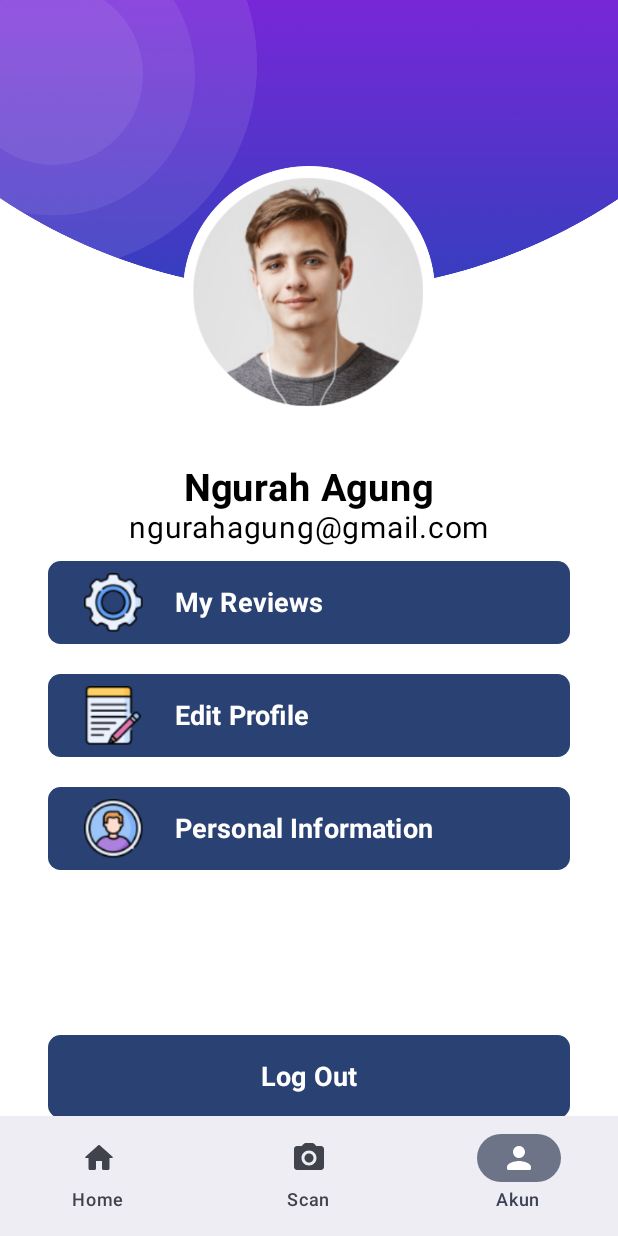
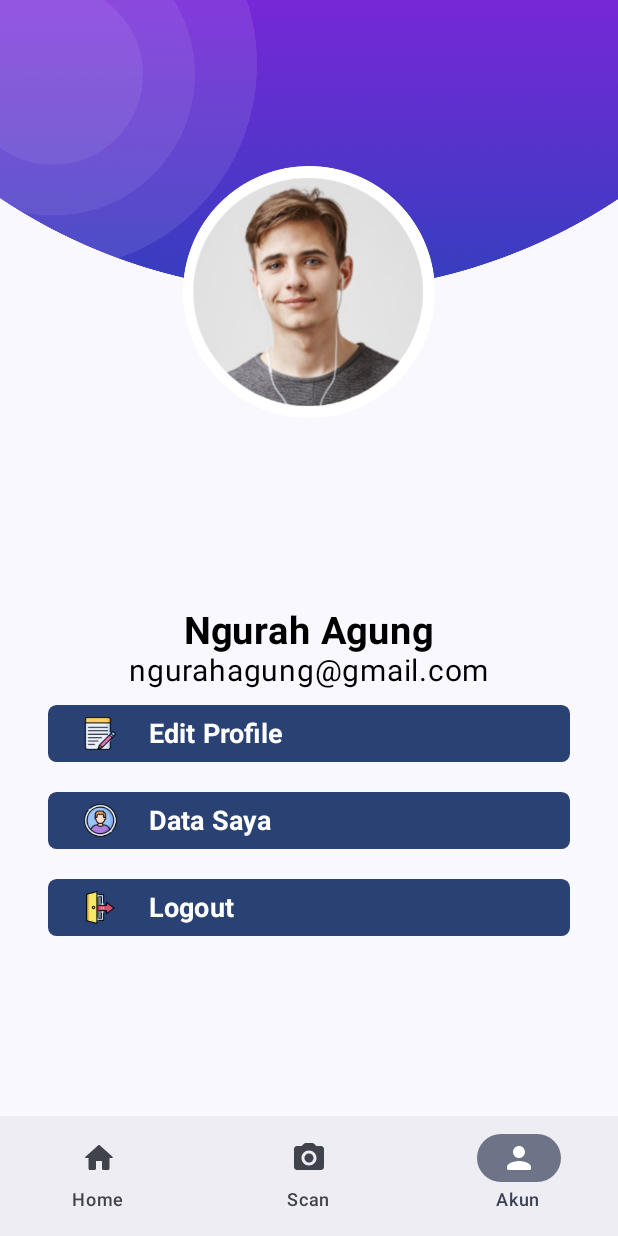
Before and after one commit to C23-GT01/android-app, an Android app built with Jetpack Compose: the UserAccountScreen screen opened through its navigation route, on a phone screen of 412 x 824 dp. Run offline under Robolectric (Android 15) with nearby library versions, the phone set to English and light mode, and no system bars; our stand-ins replace constraintlayout-compose, livedata-compose; network calls fail; pictures from the network do not load.

Commit message:
create Util.kt, perform optimisation on several screens.

```diff
--- a/app/src/main/java/academy/bangkit/trackmate/navigation/Screen.kt
+++ b/app/src/main/java/academy/bangkit/trackmate/navigation/Screen.kt
@@ -16,7 +16,6 @@ sealed class Screen(val route: String) {
             object PersonalInformation : Screen("personalInformation")
         }
 
-        object B : Screen(route = "b")
         object Detail : Screen(route = "detail/{id}") {
             fun createRoute(id: String) = "detail/$id"
         }
--- /dev/null
+++ b/app/src/main/java/academy/bangkit/trackmate/view/Util.kt
@@ -0,0 +1,38 @@
+package academy.bangkit.trackmate.view
+
+import android.app.Activity
+import android.content.Context
+import android.content.ContextWrapper
+import androidx.compose.runtime.Composable
+import androidx.compose.runtime.DisposableEffect
+import androidx.compose.ui.platform.LocalContext
+import java.text.DecimalFormat
+import java.text.NumberFormat
+import java.util.Locale
+
+@Composable
+fun LockScreenOrientation(orientation: Int) {
+    val context = LocalContext.current
+    DisposableEffect(orientation) {
+        val activity = context.findActivity() ?: return@DisposableEffect onDispose {}
+        val originalOrientation = activity.requestedOrientation
+        activity.requestedOrientation = orientation
+        onDispose {
+            activity.requestedOrientation = originalOrientation
+        }
+    }
+}
+
+fun Context.findActivity(): Activity? = when (this) {
+    is Activity -> this
+    is ContextWrapper -> baseContext.findActivity()
+    else -> null
+}
+
+fun formatToRupiah(amount: Int): String {
+    val formatter = NumberFormat.getCurrencyInstance(Locale("id", "ID"))
+    if (formatter is DecimalFormat) {
+        formatter.applyPattern("'Rp'#,##0")
+    }
+    return formatter.format(amount.toLong())
+}
--- a/app/src/main/java/academy/bangkit/trackmate/view/ViewModelFactory.kt
+++ b/app/src/main/java/academy/bangkit/trackmate/view/ViewModelFactory.kt
@@ -8,7 +8,7 @@ import academy.bangkit.trackmate.data.pref.UserRepository
 import academy.bangkit.trackmate.data.remote.repository.ProductRepository
 import academy.bangkit.trackmate.data.remote.repository.UMKMRepository
 import academy.bangkit.trackmate.navigation.TrackMateAppViewModel
-import academy.bangkit.trackmate.view.app.account.menu.UserAccountViewModel
+import academy.bangkit.trackmate.view.app.account.UserAccountViewModel
 import academy.bangkit.trackmate.view.app.detail.product.ProductViewModel
 import academy.bangkit.trackmate.view.app.detail.umkm.UmkmViewModel
 
--- a/app/src/main/java/academy/bangkit/trackmate/view/app/account/UserAccountScreen.kt
+++ b/app/src/main/java/academy/bangkit/trackmate/view/app/account/UserAccountScreen.kt
@@ -4,10 +4,10 @@ import academy.bangkit.trackmate.R
 import academy.bangkit.trackmate.di.Injection
 import academy.bangkit.trackmate.navigation.Screen
 import academy.bangkit.trackmate.ui.theme.TrackMateTheme
+import academy.bangkit.trackmate.view.LockScreenOrientation
 import academy.bangkit.trackmate.view.ViewModelFactory
-import academy.bangkit.trackmate.view.app.account.menu.UserAccountViewModel
+import android.content.pm.ActivityInfo
 import androidx.compose.foundation.Image
-import androidx.compose.foundation.background
 import androidx.compose.foundation.clickable
 import androidx.compose.foundation.layout.Arrangement
 import androidx.compose.foundation.layout.Box
@@ -18,9 +18,7 @@ import androidx.compose.foundation.layout.fillMaxWidth
 import androidx.compose.foundation.layout.height
 import androidx.compose.foundation.layout.padding
 import androidx.compose.foundation.layout.size
-import androidx.compose.foundation.rememberScrollState
 import androidx.compose.foundation.shape.RoundedCornerShape
-import androidx.compose.foundation.verticalScroll
 import androidx.compose.material3.AlertDialog
 import androidx.compose.material3.Button
 import androidx.compose.material3.MaterialTheme
@@ -53,17 +51,13 @@ fun UserAccountScreen(
     viewModel: UserAccountViewModel
 ) {
 
-    val scrollState = rememberScrollState()
+    LockScreenOrientation(ActivityInfo.SCREEN_ORIENTATION_PORTRAIT)
+
     var showDialog by remember { mutableStateOf(false) }
 
-    Column(
-        Modifier
-            .fillMaxSize()
-            .fillMaxWidth()
-            .background(color = Color.White)
-            .verticalScroll(scrollState),
-        horizontalAlignment = Alignment.CenterHorizontally
-    ) {
+    Box {
+        Column {
+
             ConstraintLayout {
                 val (topImg, profile) = createRefs()
                 Image(painterResource(id = R.drawable.top_background), null,
@@ -98,12 +92,18 @@ fun UserAccountScreen(
                     )
                 }
             }
-
+            Box(
+                modifier = Modifier
+                    .fillMaxSize()
+            ) {
+                Column(
+                    horizontalAlignment = Alignment.CenterHorizontally,
+                    modifier = Modifier.align(Alignment.Center)
+                ) {
                     Text(
                         "Ngurah Agung",
                         fontSize = 25.sp,
                         fontWeight = FontWeight.Bold,
-            modifier = Modifier.padding(top = 16.dp),
                         color = Color.Black
                     )
                     Text(
@@ -111,141 +111,23 @@ fun UserAccountScreen(
                         fontSize = 20.sp,
                         color = Color.Black
                     )
-        Button(
-            onClick = {
-                navController.navigate(Screen.App.Account.MyReview.route)
-                {
-                    popUpTo(Screen.App.Account.route)
-                }
-            },
-            Modifier
-                .fillMaxWidth()
-                .padding(start = 32.dp, end = 32.dp, top = 10.dp, bottom = 10.dp)
-                .height(55.dp), shape = RoundedCornerShape(15)
-        ) {
-            Column(
-                modifier = Modifier.fillMaxHeight(),
-                verticalArrangement = Arrangement.Center
-            ) {
-                Image(
-                    painter = painterResource(id = R.drawable.ic_1),
-                    contentDescription = "",
-                    modifier = Modifier
-                        .padding(end = 5.dp)
-                        .clickable { }
-                )
-            }
-            Column(
-                modifier = Modifier
-                    .padding(start = 16.dp)
-                    .weight(1f),
-                verticalArrangement = Arrangement.Center,
-                horizontalAlignment = Alignment.Start
-            ) {
-                Text(
-                    text = "My Reviews",
-                    color = Color.White,
-                    fontSize = 18.sp,
-                    fontWeight = FontWeight.Bold
-                )
-            }
-        }
-        Button(
-            onClick = {
+                    ButtonInUserAccount("Edit Profile", R.drawable.ic_2) {
                         navController.navigate(Screen.App.Account.EditProfile.route)
                         {
                             popUpTo(Screen.App.Account.route)
                         }
-            },
-            Modifier
-                .fillMaxWidth()
-                .padding(start = 32.dp, end = 32.dp, top = 10.dp, bottom = 10.dp)
-                .height(55.dp),
-            shape = RoundedCornerShape(15)
-        ) {
-            Column(
-                modifier = Modifier.fillMaxHeight(),
-                verticalArrangement = Arrangement.Center
-            ) {
-                Image(
-                    painter = painterResource(id = R.drawable.ic_2),
-                    contentDescription = "",
-                    modifier = Modifier
-                        .padding(end = 5.dp)
-                        .clickable { }
-                )
                     }
-            Column(
-                modifier = Modifier
-                    .padding(start = 16.dp)
-                    .weight(1f),
-                verticalArrangement = Arrangement.Center,
-                horizontalAlignment = Alignment.Start
-            ) {
-                Text(
-                    text = "Edit Profile",
-                    color = Color.White,
-                    fontSize = 18.sp,
-                    fontWeight = FontWeight.Bold
-                )
-            }
-        }
-        Button(
-            onClick = {
+                    ButtonInUserAccount("Data Saya", R.drawable.ic_3) {
                         navController.navigate(Screen.App.Account.PersonalInformation.route)
                         {
                             popUpTo(Screen.App.Account.route)
                         }
-            },
-            Modifier
-                .fillMaxWidth()
-                .padding(start = 32.dp, end = 32.dp, top = 10.dp, bottom = 10.dp)
-                .height(55.dp), shape = RoundedCornerShape(15)
-        ) {
-            Column(
-                modifier = Modifier.fillMaxHeight(),
-                verticalArrangement = Arrangement.Center,
-            ) {
-                Image(
-                    painter = painterResource(id = R.drawable.ic_3),
-                    contentDescription = "",
-                    modifier = Modifier
-                        .padding(end = 5.dp)
-                        .clickable { }
-                )
                     }
-            Column(
-                modifier = Modifier
-                    .padding(start = 16.dp)
-                    .weight(1f),
-                verticalArrangement = Arrangement.Center,
-                horizontalAlignment = Alignment.Start
-            ) {
-                Text(
-                    text = "Personal Information",
-                    color = Color.White,
-                    fontSize = 18.sp,
-                    fontWeight = FontWeight.Bold
-                )
+                    ButtonInUserAccount("Logout", R.drawable.ic_1) {
+                        showDialog = true
                     }
                 }
-
-        Button(
-            onClick = {
-                showDialog = true
-            },
-            Modifier
-                .fillMaxWidth()
-                .padding(start = 32.dp, end = 32.dp, top = 100.dp, bottom = 10.dp)
-                .height(55.dp),
-            shape = RoundedCornerShape(15)
-        ) {
-            Text(
-                text = "Log Out",
-                color = Color.White,
-                fontSize = 18.sp,
-                fontWeight = FontWeight.Bold
-            )
+            }
         }
 
         if (showDialog) {
@@ -263,15 +145,8 @@ fun UserAccountScreen(
                     Button(
                         onClick = {
                             showDialog = false
-                            // Lakukan fungsi keluar di sini
                             viewModel.logout()
                             navController.navigate(Screen.Auth.route)
-//                            {
-//                                popUpTo(Screen.App.Home.route)
-//                                {
-//                                    inclusive = true
-//                                }
-//                            }
                         }
                     ) {
                         Text("Yes")
@@ -291,7 +166,50 @@ fun UserAccountScreen(
     }
 }
 
-@Preview(showBackground = true)
+@Composable
+private fun ButtonInUserAccount(
+    text: String,
+    icon: Int,
+    onClick: () -> Unit
+) {
+    Button(
+        onClick = { onClick() },
+        Modifier
+            .fillMaxWidth()
+            .padding(start = 32.dp, end = 32.dp, top = 10.dp, bottom = 10.dp)
+            .height(38.dp),
+        shape = RoundedCornerShape(15)
+    ) {
+        Column(
+            modifier = Modifier.fillMaxHeight(),
+            verticalArrangement = Arrangement.Center
+        ) {
+            Image(
+                painter = painterResource(id = icon),
+                contentDescription = "",
+                modifier = Modifier
+                    .padding(end = 5.dp)
+                    .clickable { }
+            )
+        }
+        Column(
+            modifier = Modifier
+                .padding(start = 16.dp)
+                .weight(1f),
+            verticalArrangement = Arrangement.Center,
+            horizontalAlignment = Alignment.Start
+        ) {
+            Text(
+                text = text,
+                color = Color.White,
+                fontSize = 18.sp,
+                fontWeight = FontWeight.Bold
+            )
+        }
+    }
+}
+
+@Preview(showBackground = true, heightDp = 600)
 @Composable
 fun AccountPreview() {
     TrackMateTheme {
--- a/app/src/main/java/academy/bangkit/trackmate/view/app/account/menu/UserAccountViewModel.kt
+++ b/app/src/main/java/academy/bangkit/trackmate/view/app/account/UserAccountViewModel.kt
@@ -1,4 +1,4 @@
-package academy.bangkit.trackmate.view.app.account.menu
+package academy.bangkit.trackmate.view.app.account
 
 import academy.bangkit.trackmate.data.pref.UserRepository
 import androidx.lifecycle.ViewModel
--- a/app/src/main/java/academy/bangkit/trackmate/view/app/home/HomeScreen.kt
+++ b/app/src/main/java/academy/bangkit/trackmate/view/app/home/HomeScreen.kt
@@ -9,10 +9,10 @@ import academy.bangkit.trackmate.view.app.detail.component.Divider
 import academy.bangkit.trackmate.view.app.detail.component.Title
 import academy.bangkit.trackmate.view.app.detail.product.ErrorScreen
 import academy.bangkit.trackmate.view.app.detail.product.Loading
-import academy.bangkit.trackmate.view.app.detail.product.formatToRupiah
 import academy.bangkit.trackmate.view.app.home.component.Banner
 import academy.bangkit.trackmate.view.app.home.component.CategoryItem
 import academy.bangkit.trackmate.view.app.home.component.category
+import academy.bangkit.trackmate.view.formatToRupiah
 import android.content.res.Configuration
 import android.util.Log
 import androidx.compose.animation.AnimatedVisibility
```
Also changed, not shown: app/src/main/java/academy/bangkit/trackmate/navigation/TrackMateApp.kt (+1 -90 lines), app/src/main/java/academy/bangkit/trackmate/view/app/ScreenB.kt (deleted, +0 -62 lines), app/src/main/java/academy/bangkit/trackmate/view/app/detail/product/ProductDetailScreen.kt (+3 -13 lines), app/src/main/res/drawable/ic_1.png. Lines whose indentation alone changed are shown as unchanged.
